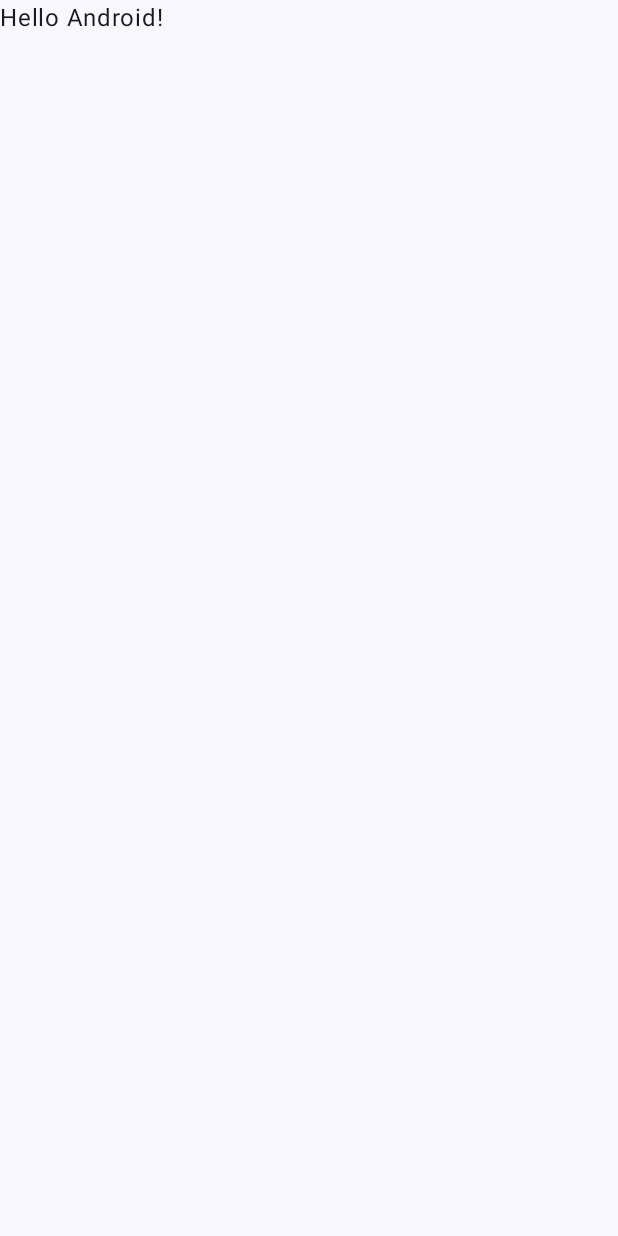
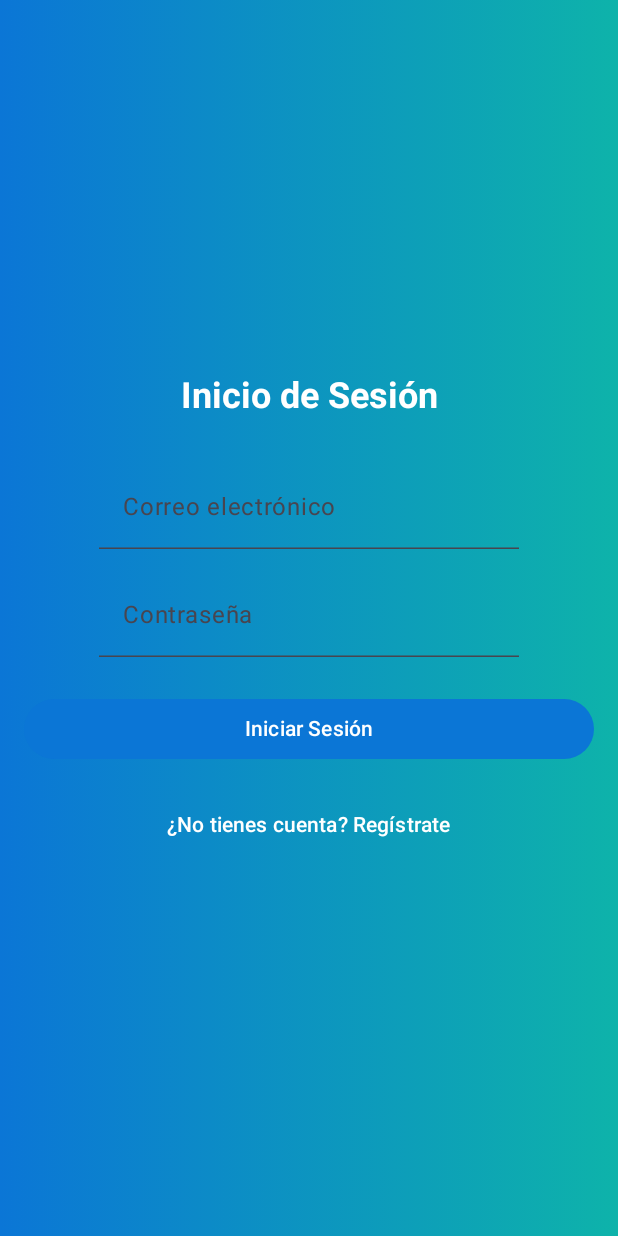
Before and after one commit to apuchigay/PetApp, an Android app built with Jetpack Compose: the screen it shows after launch (MainActivity), on a phone screen of 412 x 824 dp. Before the commit the screen is almost empty. Run offline under Robolectric (Android 15) with nearby library versions, the phone set to English and light mode, and no system bars; our stand-ins replace Room's generated code.

Commit message:
formulario de pantalla principal creado

```diff
--- a/app/src/main/java/com/example/cuidadoanimal/Database/CuidadoAnimalBD.kt
+++ b/app/src/main/java/com/example/cuidadoanimal/Database/CuidadoAnimalBD.kt
@@ -15,7 +15,8 @@ import com.example.cuidadoanimal.DAO.*
         Mascota::class,
         Servicio::class,
         SolicitudServicio::class,
-        HistorialMedico::class
+        HistorialMedico::class,
+        Autenticacion::class // Asegúrate de incluir la entidad Autenticacion
     ],
     version = 1,
     exportSchema = false
@@ -29,6 +30,9 @@ abstract class CuidadoAnimalDatabase : RoomDatabase() {
     abstract fun servicioDao(): ServicioDao
     abstract fun solicitudServicioDao(): SolicitudServicioDao
     abstract fun historialMedicoDao(): HistorialMedicoDao
+
+
+    abstract fun autenticacionDao(): AutenticacionDao
 
     companion object {
         // Singleton to prevent multiple instances of database opening at the same time
--- a/app/src/main/java/com/example/cuidadoanimal/MainActivity.kt
+++ b/app/src/main/java/com/example/cuidadoanimal/MainActivity.kt
@@ -3,45 +3,20 @@ package com.example.cuidadoanimal
 import android.os.Bundle
 import androidx.activity.ComponentActivity
 import androidx.activity.compose.setContent
-import androidx.activity.enableEdgeToEdge
-import androidx.compose.foundation.layout.fillMaxSize
-import androidx.compose.foundation.layout.padding
-import androidx.compose.material3.Scaffold
-import androidx.compose.material3.Text
-import androidx.compose.runtime.Composable
-import androidx.compose.ui.Modifier
-import androidx.compose.ui.tooling.preview.Preview
-import com.example.cuidadoanimal.ui.theme.CuidadoAnimalTheme
+import com.example.cuidadoanimal.Screen.Navigation
+import com.example.cuidadoanimal.Database.CuidadoAnimalDatabase
 
 class MainActivity : ComponentActivity() {
     override fun onCreate(savedInstanceState: Bundle?) {
         super.onCreate(savedInstanceState)
-        enableEdgeToEdge()
+
+        // Obtener la instancia de la base de datos
+        val database = CuidadoAnimalDatabase.getDatabase(applicationContext)
+        val autenticacionDao = database.autenticacionDao() // Linea del error
+
         setContent {
-            CuidadoAnimalTheme {
-                Scaffold(modifier = Modifier.fillMaxSize()) { innerPadding ->
-                    Greeting(
-                        name = "Android",
-                        modifier = Modifier.padding(innerPadding)
-                    )
-                }
-            }
+            // Pasar el autenticacionDao a la función de Navigation
+            Navigation(autenticacionDao = autenticacionDao)
         }
     }
 }
-
-@Composable
-fun Greeting(name: String, modifier: Modifier = Modifier) {
-    Text(
-        text = "Hello $name!",
-        modifier = modifier
-    )
-}
-
-@Preview(showBackground = true)
-@Composable
-fun GreetingPreview() {
-    CuidadoAnimalTheme {
-        Greeting("Android")
-    }
-}
--- /dev/null
+++ b/app/src/main/java/com/example/cuidadoanimal/Screen/MainScreen.kt
@@ -0,0 +1,153 @@
+package com.example.cuidadoanimal.Screen
+
+import android.widget.Toast
+import androidx.compose.foundation.background
+import androidx.compose.foundation.layout.*
+import androidx.compose.foundation.text.KeyboardOptions
+import androidx.compose.material3.*
+import androidx.compose.runtime.*
+import androidx.compose.ui.Alignment
+import androidx.compose.ui.Modifier
+import androidx.compose.ui.graphics.Brush
+import androidx.compose.ui.graphics.Color
+import androidx.compose.ui.platform.LocalContext
+import androidx.compose.ui.text.font.FontWeight
+import androidx.compose.ui.text.input.ImeAction
+import androidx.compose.ui.text.input.PasswordVisualTransformation
+import androidx.compose.ui.unit.dp
+import androidx.compose.ui.unit.sp
+import androidx.lifecycle.ViewModel
+import androidx.lifecycle.ViewModelProvider
+import androidx.lifecycle.viewModelScope
+import androidx.lifecycle.viewmodel.compose.viewModel
+import com.example.cuidadoanimal.Model.Autenticacion
+import com.example.cuidadoanimal.Repository.AutenticacionRepository
+import kotlinx.coroutines.launch
+
+class AuthViewModelFactory(private val authRepository: AutenticacionRepository) : ViewModelProvider.Factory {
+    override fun <T : ViewModel> create(modelClass: Class<T>): T {
+        if (modelClass.isAssignableFrom(AuthViewModel::class.java)) {
+            return AuthViewModel(authRepository) as T
+        }
+        throw IllegalArgumentException("Unknown ViewModel class")
+    }
+}
+
+// ViewModel para manejo de autenticación
+class AuthViewModel(private val repository: AutenticacionRepository) : ViewModel() {
+    var email by mutableStateOf("")
+    var password by mutableStateOf("")
+    var isRegister by mutableStateOf(false)
+
+    var errorEmail by mutableStateOf("")
+    var errorPassword by mutableStateOf("")
+    var successMessage by mutableStateOf("")
+
+    private fun validateFields(): Boolean {
+        errorEmail = if (email.isBlank()) "El correo es obligatorio" else ""
+        errorPassword = if (password.isBlank()) "La contraseña es obligatoria" else ""
+        return errorEmail.isEmpty() && errorPassword.isEmpty()
+    }
+
+    fun authenticate() {
+        if (validateFields()) {
+            viewModelScope.launch {
+                if (isRegister) {
+                    registerUser()
+                } else {
+                    loginUser()
+                }
+            }
+        }
+    }
+
+    private suspend fun registerUser() {
+        val newUser = Autenticacion(email = email, password = password, cliente_id = null, trabajador_id = null)
+        repository.insertAutenticacion(newUser)
+        successMessage = "Registro exitoso"
+    }
+
+    private suspend fun loginUser() {
+        val user = repository.getAutenticacionByEmail(email)
+        successMessage = if (user?.password == password) "Inicio de sesión exitoso" else "Credenciales incorrectas"
+    }
+}
+
+// Función Composable para la interfaz
+@OptIn(ExperimentalMaterial3Api::class)
+@Composable
+fun AuthScreen(autenticacionRepository: AutenticacionRepository) {
+    val authViewModel: AuthViewModel = viewModel(factory = AuthViewModelFactory(autenticacionRepository))
+    val context = LocalContext.current
+    val gradient = Brush.horizontalGradient(colors = listOf(Color(0xFF0b76d6), Color(0xFF0eb3aa)))
+
+    Column(
+        modifier = Modifier
+            .fillMaxSize()
+            .background(gradient)
+            .padding(16.dp),
+        verticalArrangement = Arrangement.Center,
+        horizontalAlignment = Alignment.CenterHorizontally
+    ) {
+        Text(
+            text = if (authViewModel.isRegister) "Registro" else "Inicio de Sesión",
+            fontSize = 24.sp,
+            fontWeight = FontWeight.Bold,
+            color = Color.White,
+            modifier = Modifier.padding(bottom = 32.dp)
+        )
+
+        // Campo de Email
+        TextField(
+            value = authViewModel.email,
+            onValueChange = { authViewModel.email = it },
+            label = { Text("Correo electrónico") },
+            colors = TextFieldDefaults.textFieldColors(containerColor = Color.Transparent),
+            isError = authViewModel.errorEmail.isNotEmpty(),
+            keyboardOptions = KeyboardOptions.Default.copy(imeAction = ImeAction.Next)
+        )
+        if (authViewModel.errorEmail.isNotEmpty()) {
+            Text(text = authViewModel.errorEmail, color = MaterialTheme.colorScheme.error)
+        }
+
+        Spacer(modifier = Modifier.height(16.dp))
+
+        // Campo de Contraseña
+        TextField(
+            value = authViewModel.password,
+            onValueChange = { authViewModel.password = it },
+            label = { Text("Contraseña") },
+            colors = TextFieldDefaults.textFieldColors(containerColor = Color.Transparent),
+            isError = authViewModel.errorPassword.isNotEmpty(),
+            visualTransformation = PasswordVisualTransformation(),
+            keyboardOptions = KeyboardOptions.Default.copy(imeAction = ImeAction.Done)
+        )
+        if (authViewModel.errorPassword.isNotEmpty()) {
+            Text(text = authViewModel.errorPassword, color = MaterialTheme.colorScheme.error)
+        }
+
+        Spacer(modifier = Modifier.height(24.dp))
+
+        // Botón para autenticar (iniciar sesión o registrar)
+        Button(
+            onClick = {
+                authViewModel.authenticate()
+                Toast.makeText(context, authViewModel.successMessage, Toast.LENGTH_SHORT).show()
+            },
+            modifier = Modifier.fillMaxWidth(),
+            colors = ButtonDefaults.buttonColors(containerColor = Color(0xFF0b76d6))
+        ) {
+            Text(if (authViewModel.isRegister) "Registrar" else "Iniciar Sesión")
+        }
+
+        Spacer(modifier = Modifier.height(16.dp))
+
+        // Botón para cambiar entre inicio de sesión y registro
+        TextButton(onClick = { authViewModel.isRegister = !authViewModel.isRegister }) {
+            Text(
+                text = if (authViewModel.isRegister) "¿Ya tienes cuenta? Inicia sesión" else "¿No tienes cuenta? Regístrate",
+                color = Color.White
+            )
+        }
+    }
+}
--- /dev/null
+++ b/app/src/main/java/com/example/cuidadoanimal/Screen/Navigation.kt
@@ -0,0 +1,23 @@
+package com.example.cuidadoanimal.Screen
+
+import androidx.compose.runtime.Composable
+import androidx.navigation.NavHostController
+import androidx.navigation.compose.NavHost
+import androidx.navigation.compose.composable
+import androidx.navigation.compose.rememberNavController
+import com.example.cuidadoanimal.DAO.AutenticacionDao
+import com.example.cuidadoanimal.Repository.AutenticacionRepository
+
+@Composable
+fun Navigation(autenticacionDao: AutenticacionDao) {
+    // Crear la instancia del repositorio de autenticación
+    val autenticacionRepository = AutenticacionRepository(autenticacionDao)
+
+    val navController = rememberNavController()
+    NavHost(navController = navController, startDestination = "auth_screen") {
+        // Pantalla de Autenticación
+        composable("auth_screen") { AuthScreen(autenticacionRepository) } // Pasar autenticacionRepository
+
+        // Futuras pantallas a continuación
+    }
+}
--- a/build.gradle.kts
+++ b/build.gradle.kts
@@ -2,5 +2,4 @@
 plugins {
     alias(libs.plugins.android.application) apply false
     alias(libs.plugins.kotlin.android) apply false
-    alias(libs.plugins.kotlin.compose) apply false
 }
--- a/gradle/libs.versions.toml
+++ b/gradle/libs.versions.toml
@@ -1,12 +1,12 @@
 [versions]
 agp = "8.7.0"
-kotlin = "2.0.0"
+kotlin = "1.9.0"
 coreKtx = "1.13.1"
 junit = "4.13.2"
 junitVersion = "1.2.1"
 espressoCore = "3.6.1"
 lifecycleRuntimeKtx = "2.8.6"
-activityCompose = "1.9.3"
+activityCompose = "1.9.2"
 composeBom = "2024.04.01"
 
 androidx-room="2.5.0"
@@ -39,6 +39,5 @@ androidx-navigation-compose = { group = "androidx.navigation", name = "navigatio
 [plugins]
 android-application = { id = "com.android.application", version.ref = "agp" }
 kotlin-android = { id = "org.jetbrains.kotlin.android", version.ref = "kotlin" }
-kotlin-compose = { id = "org.jetbrains.kotlin.plugin.compose", version.ref = "kotlin" }
 
 ksp={ id = "com.google.devtools.ksp", version.ref = "ksp" }
```
Also changed, not shown: app/build.gradle.kts (+8 -0 lines).
